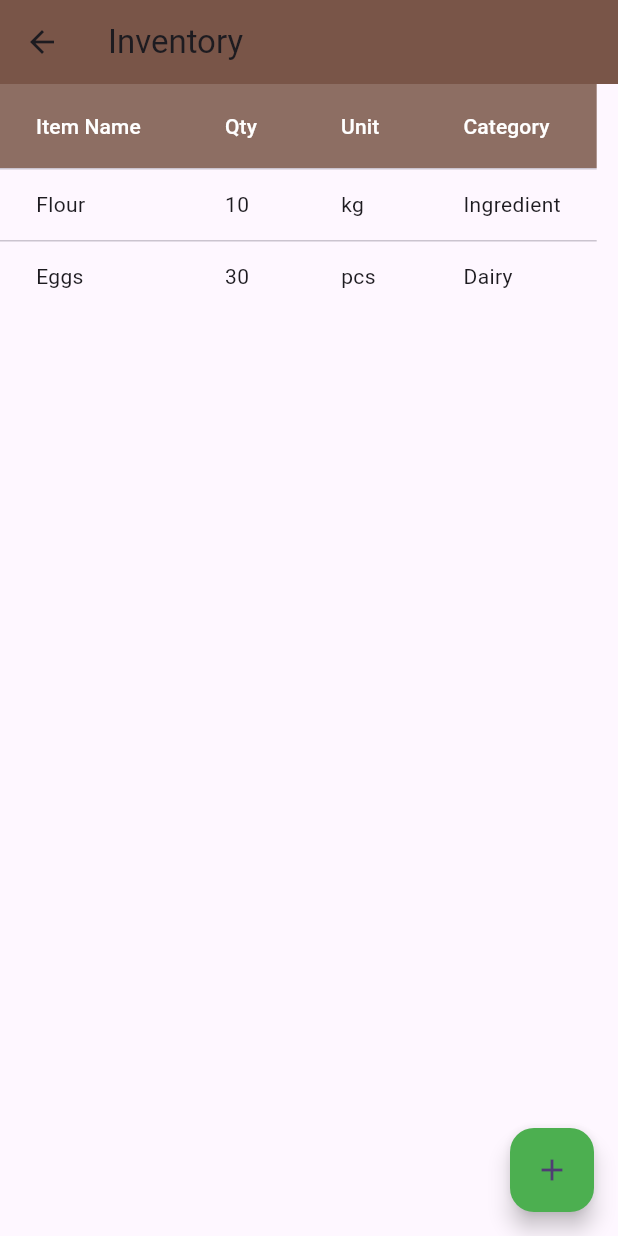
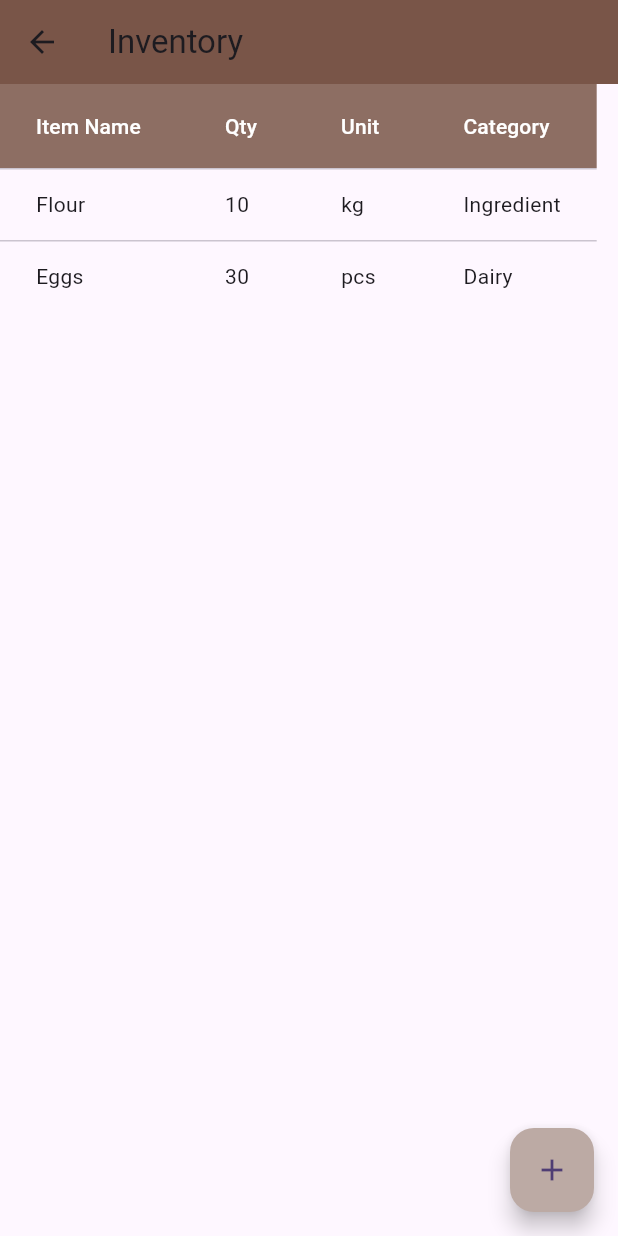
Before and after one commit to VoxMonstra/CSC-4610-Web-Warriors, a Flutter app: the InventoryPage screen opened by its route, on a phone screen of 412 x 824 dp. Run offline on Flutter 3.47's test engine with Material 3 defaults, Android fonts, the phone set to English and light mode, and no system bars; missing offline and left inert: mysql1.

Commit message:
style: change inventory add button color

```diff
--- a/src/lib/screens/inventory.dart
+++ b/src/lib/screens/inventory.dart
@@ -202,7 +202,7 @@ class _InventoryPageState extends State<InventoryPage> {
       floatingActionButton: FloatingActionButton(
         onPressed: () => showItemDialog(),
         child: Icon(Icons.add),
-        backgroundColor: Colors.green,
+        backgroundColor: Colors.brown[200],
       ),
     );
   }
```
